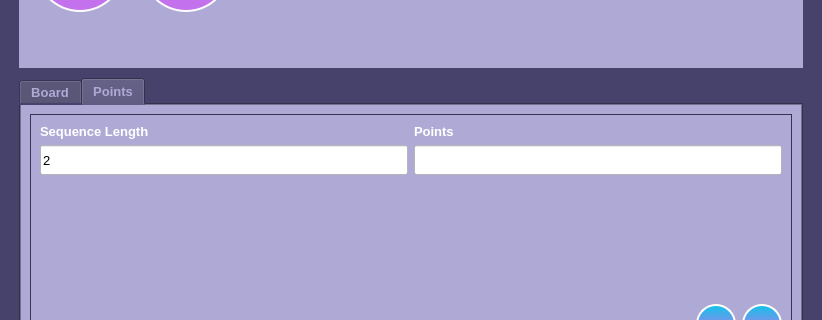
The window that res/layout/menu.ui (alessandroampala/HCI-Connect4) describes before a commit, drawn with Qt 5; both pictures show x 0 to 822 and y 153 to 473 of the 822 by 622 pixel window.
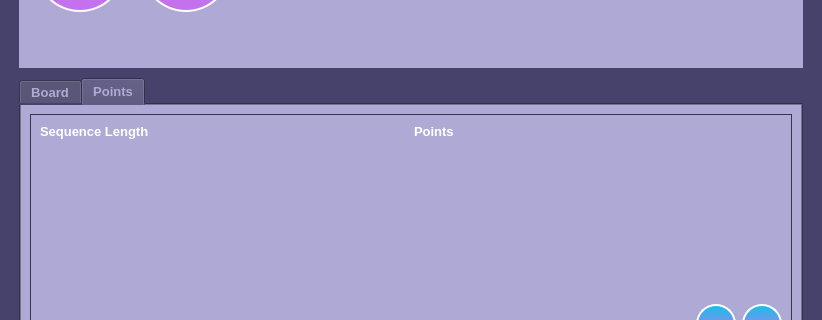
The same window after the commit.

```diff
--- a/res/layout/menu.ui
+++ b/res/layout/menu.ui
@@ -132,8 +132,8 @@
           <rect>
            <x>0</x>
            <y>0</y>
-           <width>776</width>
-           <height>204</height>
+           <width>780</width>
+           <height>200</height>
           </rect>
          </property>
          <property name="styleSheet">
@@ -451,8 +451,8 @@
               <rect>
                <x>0</x>
                <y>0</y>
-               <width>226</width>
-               <height>96</height>
+               <width>156</width>
+               <height>90</height>
               </rect>
              </property>
              <property name="styleSheet">
@@ -601,8 +601,8 @@
               <rect>
                <x>0</x>
                <y>0</y>
-               <width>750</width>
-               <height>211</height>
+               <width>760</width>
+               <height>232</height>
               </rect>
              </property>
              <property name="styleSheet">
@@ -613,20 +613,6 @@
              <layout class="QVBoxLayout" name="verticalLayout_4">
               <item>
                <layout class="QGridLayout" name="pointsGridLayout">
-                <item row="0" column="1">
-                 <widget class="QLabel" name="Points">
-                  <property name="font">
-                   <font>
-                    <pointsize>10</pointsize>
-                    <weight>75</weight>
-                    <bold>true</bold>
-                   </font>
-                  </property>
-                  <property name="text">
-                   <string>Points</string>
-                  </property>
-                 </widget>
-                </item>
                 <item row="0" column="0">
                  <widget class="QLabel" name="sequenceLength">
                   <property name="font">
@@ -641,70 +627,17 @@
                   </property>
                  </widget>
                 </item>
-                <item row="1" column="1">
-                 <widget class="QLineEdit" name="pointsLineEdit">
-                  <property name="minimumSize">
-                   <size>
-                    <width>0</width>
-                    <height>30</height>
-                   </size>
-                  </property>
-                  <property name="maximumSize">
-                   <size>
-                    <width>16777215</width>
-                    <height>30</height>
-                   </size>
-                  </property>
-                  <property name="baseSize">
-                   <size>
-                    <width>0</width>
-                    <height>30</height>
-                   </size>
-                  </property>
+                <item row="0" column="1">
+                 <widget class="QLabel" name="Points">
                   <property name="font">
                    <font>
                     <pointsize>10</pointsize>
-                    <weight>0</weight>
-                    <bold>false</bold>
-                   </font>
-                  </property>
-                 </widget>
-                </item>
-                <item row="1" column="0">
-                 <widget class="QLineEdit" name="sequenceLengthLineEdit">
-                  <property name="minimumSize">
-                   <size>
-                    <width>0</width>
-                    <height>30</height>
-                   </size>
-                  </property>
-                  <property name="maximumSize">
-                   <size>
-                    <width>16777215</width>
-                    <height>30</height>
-                   </size>
-                  </property>
-                  <property name="baseSize">
-                   <size>
-                    <width>0</width>
-                    <height>30</height>
-                   </size>
-                  </property>
-                  <property name="font">
-                   <font>
-                    <pointsize>10</pointsize>
-                    <weight>0</weight>
-                    <bold>false</bold>
+                    <weight>75</weight>
+                    <bold>true</bold>
                    </font>
                   </property>
                   <property name="text">
-                   <string>2</string>
-                  </property>
-                  <property name="readOnly">
-                   <bool>true</bool>
-                  </property>
-                  <property name="placeholderText">
-                   <string/>
+                   <string>Points</string>
                   </property>
                  </widget>
                 </item>
```
